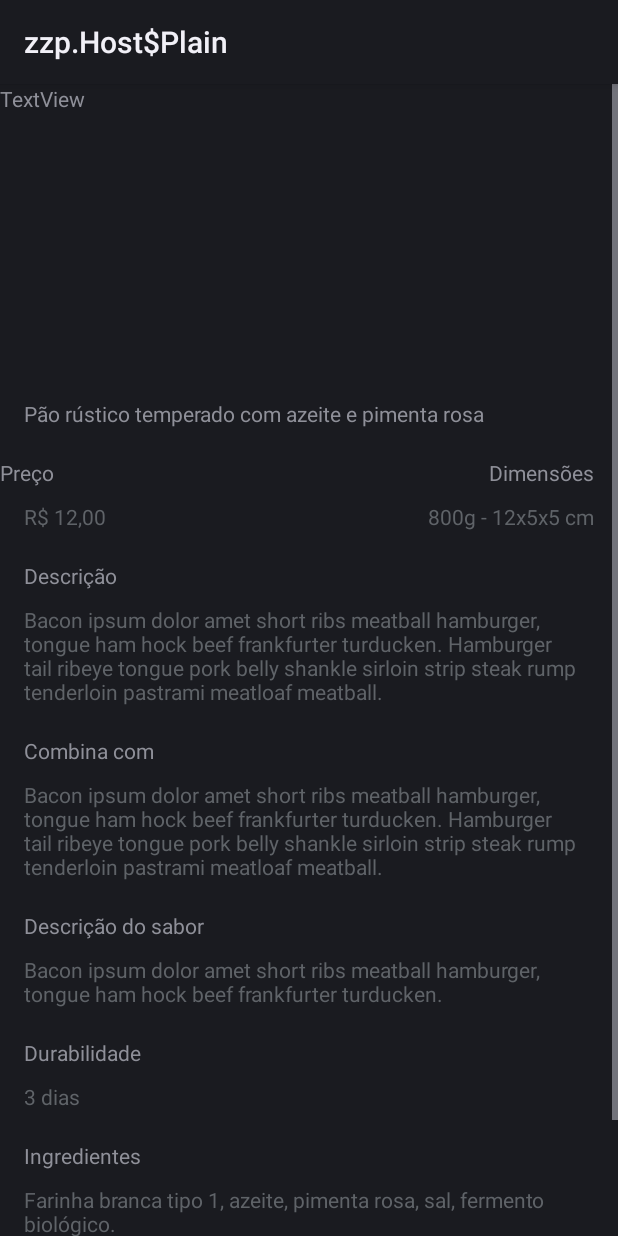
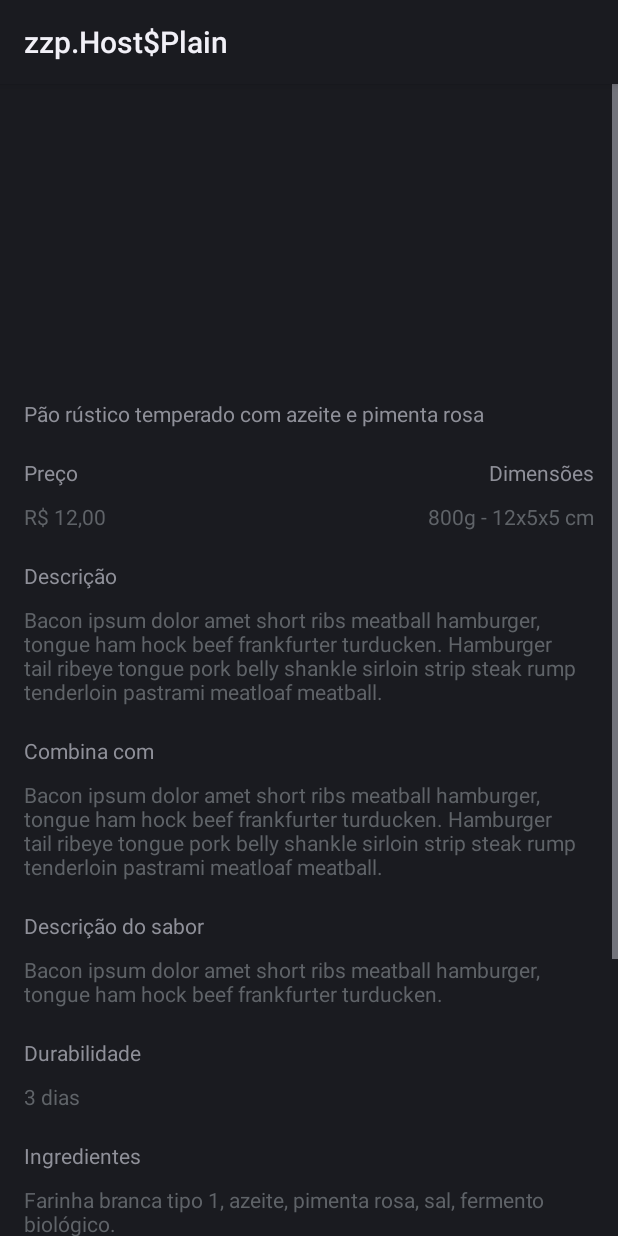
Before and after one commit to angelopolotto/OrderBreadAndroid, an Android app: the layout activity_bread_details.xml on its own in the app's theme, with its tools: preview values and no code run, on a phone screen of 412 x 824 dp. Run offline under Robolectric (Android 15) with nearby library versions, the phone set to English and light mode, and no system bars.

Commit message:
detail layout adjuted

```diff
--- a/feature/src/main/res/layout/activity_bread_details.xml
+++ b/feature/src/main/res/layout/activity_bread_details.xml
@@ -74,13 +74,13 @@
                 tools:text="Bacon ipsum dolor amet short ribs meatball hamburger, tongue ham hock beef frankfurter turducken. Hamburger tail ribeye tongue pork belly shankle sirloin strip steak rump tenderloin pastrami meatloaf meatball." />
 
             <TextView
-                android:id="@+id/textView3"
-                android:layout_width="0dp"
-                android:layout_height="wrap_content"
-                android:layout_marginTop="20dp"
-                android:text="Preço"
-                app:layout_constraintTop_toBottomOf="@+id/textView9"
-                tools:layout_editor_absoluteX="16dp" />
+                    android:id="@+id/textView3"
+                    android:layout_width="0dp"
+                    android:layout_height="wrap_content"
+                    android:layout_marginTop="20dp"
+                    android:text="Preço"
+                    app:layout_constraintStart_toStartOf="@+id/guideline"
+                    app:layout_constraintTop_toBottomOf="@+id/textView9"/>
 
             <TextView
                 android:id="@+id/textView4"
@@ -122,14 +122,6 @@
                 app:layout_constraintEnd_toStartOf="@+id/guideline2"
                 app:layout_constraintStart_toStartOf="@+id/guideline"
                 app:layout_constraintTop_toBottomOf="@+id/textView2" />
-
-            <TextView
-                android:id="@+id/textView6"
-                android:layout_width="wrap_content"
-                android:layout_height="wrap_content"
-                android:text="TextView"
-                tools:layout_editor_absoluteX="176dp"
-                tools:layout_editor_absoluteY="966dp" />
 
             <TextView
                 android:id="@+id/textView8"
@@ -234,6 +226,26 @@
                 app:layout_constraintTop_toBottomOf="@+id/textView16"
                 tools:text="Bacon ipsum dolor amet short ribs meatball hamburger, tongue ham hock beef frankfurter turducken." />
 
+            <TextView
+                    android:id="@+id/textView18"
+                    android:layout_width="0dp"
+                    android:layout_height="wrap_content"
+                    android:layout_marginTop="20dp"
+                    android:text="Tabela nutricional"
+                    app:layout_constraintEnd_toStartOf="@+id/guideline2"
+                    app:layout_constraintStart_toStartOf="@+id/guideline"
+                    app:layout_constraintTop_toBottomOf="@+id/textView17"/>
+
+            <ImageView
+                    android:id="@+id/imageView"
+                    android:layout_width="0dp"
+                    android:layout_height="wrap_content"
+                    android:layout_marginTop="10dp"
+                    android:src="@drawable/ic_launcher_background"
+                    app:layout_constraintEnd_toStartOf="@+id/guideline2"
+                    app:layout_constraintStart_toStartOf="@+id/guideline"
+                    app:layout_constraintTop_toBottomOf="@+id/textView18"/>
+
         </android.support.constraint.ConstraintLayout>
     </ScrollView>
 
```
